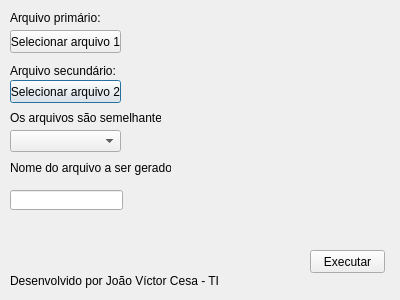
The window that sheets.ui (Heartless-Caesar/Spreadsheet_comparison) describes before a commit, drawn with Qt 5.
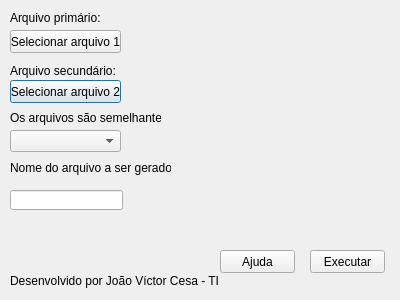
The same window after the commit.

```diff
--- a/sheets.ui
+++ b/sheets.ui
@@ -53,9 +53,12 @@
    </property>
   </widget>
   <widget class="QLabel" name="label">
+   <property name="enabled">
+    <bool>true</bool>
+   </property>
    <property name="geometry">
     <rect>
-     <x>160</x>
+     <x>140</x>
      <y>30</y>
      <width>211</width>
      <height>21</height>
@@ -68,7 +71,7 @@
   <widget class="QLabel" name="label_2">
    <property name="geometry">
     <rect>
-     <x>150</x>
+     <x>140</x>
      <y>80</y>
      <width>231</width>
      <height>21</height>
@@ -163,6 +166,19 @@
     <string>Nome do arquivo a ser gerado:</string>
    </property>
   </widget>
+  <widget class="QPushButton" name="help_button">
+   <property name="geometry">
+    <rect>
+     <x>220</x>
+     <y>250</y>
+     <width>75</width>
+     <height>23</height>
+    </rect>
+   </property>
+   <property name="text">
+    <string>Ajuda</string>
+   </property>
+  </widget>
  </widget>
  <resources/>
  <connections/>
```
